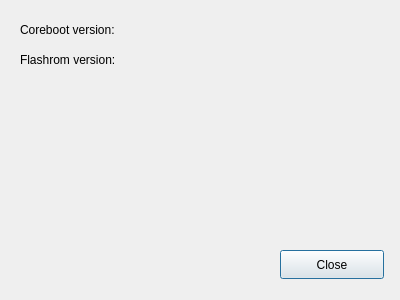
lukaszdmitrowski/coreboot_flashtool, file about.ui: the form before one commit.
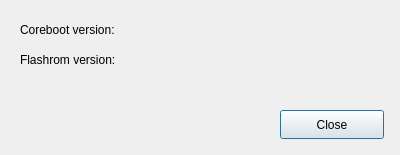
The form after the commit. Icons and pictures are not drawn.

The edit to the form file:
```diff
--- a/about.ui
+++ b/about.ui
@@ -7,7 +7,7 @@
     <x>0</x>
     <y>0</y>
     <width>400</width>
-    <height>300</height>
+    <height>155</height>
    </rect>
   </property>
   <property name="windowTitle">
@@ -73,7 +73,7 @@
    <property name="geometry">
     <rect>
      <x>280</x>
-     <y>250</y>
+     <y>110</y>
      <width>104</width>
      <height>29</height>
     </rect>
```
Left out of the diff: 2 changed lines with no effect on the pictures.
